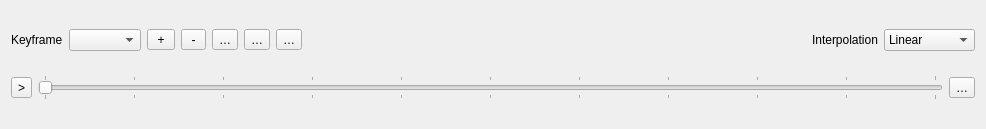
Before: the Qt Designer form src/ui/3d/animation3dwidget.ui in qgis/QGIS, drawn with Qt 5.
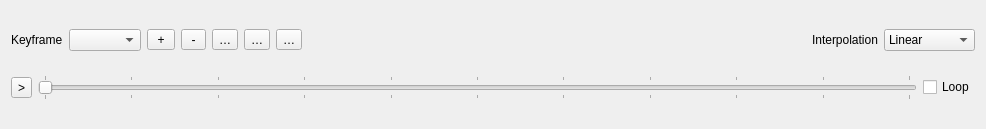
After: the same form once the commit is applied.

Commit message: [ui] Harmonize loop widget of 3D map view

```diff
--- a/src/ui/3d/animation3dwidget.ui
+++ b/src/ui/3d/animation3dwidget.ui
@@ -276,12 +276,12 @@
       </widget>
      </item>
      <item>
-      <widget class="QToolButton" name="btnRepeat">
+      <widget class="QCheckBox" name="mLoopingCheckBox">
        <property name="toolTip">
         <string>Repeat</string>
        </property>
        <property name="text">
-        <string>…</string>
+        <string>Loop</string>
        </property>
       </widget>
      </item>
```
Left out of the diff: 2 changed lines with no effect on the pictures. The commit also changes 1 other file.
